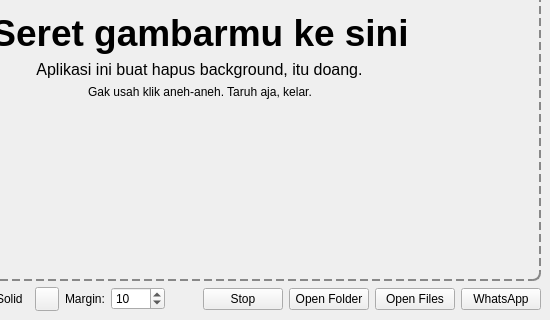
Qt form APP/gui/main_window.ui (mudrikam/Keong-MAS) before a commit; both pictures show x 150 to 700 and y 180 to 500 of the 700 by 500 pixel window.
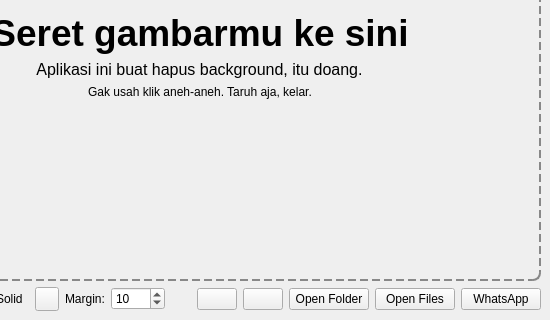
The same form after that commit.

Commit message: feat: Add repeat button functionality and update UI elements for processing state

The edit to the form file:
```diff
--- a/APP/gui/main_window.ui
+++ b/APP/gui/main_window.ui
@@ -222,7 +222,38 @@
       <item>
        <widget class="QPushButton" name="stopButton">
         <property name="text">
-         <string>Stop</string>
+         <string></string>
+        </property>
+        <property name="toolTip">
+         <string>Berhenti/Hentikan proses</string>
+        </property>
+        <property name="iconSize">
+         <size>
+          <width>24</width>
+          <height>24</height>
+         </size>
+        </property>
+        <property name="flat">
+         <bool>false</bool>
+        </property>
+       </widget>
+      </item>
+      <item>
+       <widget class="QPushButton" name="repeatButton">
+        <property name="text">
+         <string></string>
+        </property>
+        <property name="toolTip">
+         <string>Ulangi proses terakhir</string>
+        </property>
+        <property name="iconSize">
+         <size>
+          <width>24</width>
+          <height>24</height>
+         </size>
+        </property>
+        <property name="flat">
+         <bool>false</bool>
         </property>
        </widget>
       </item>
```
The commit also changes 2 other files.
